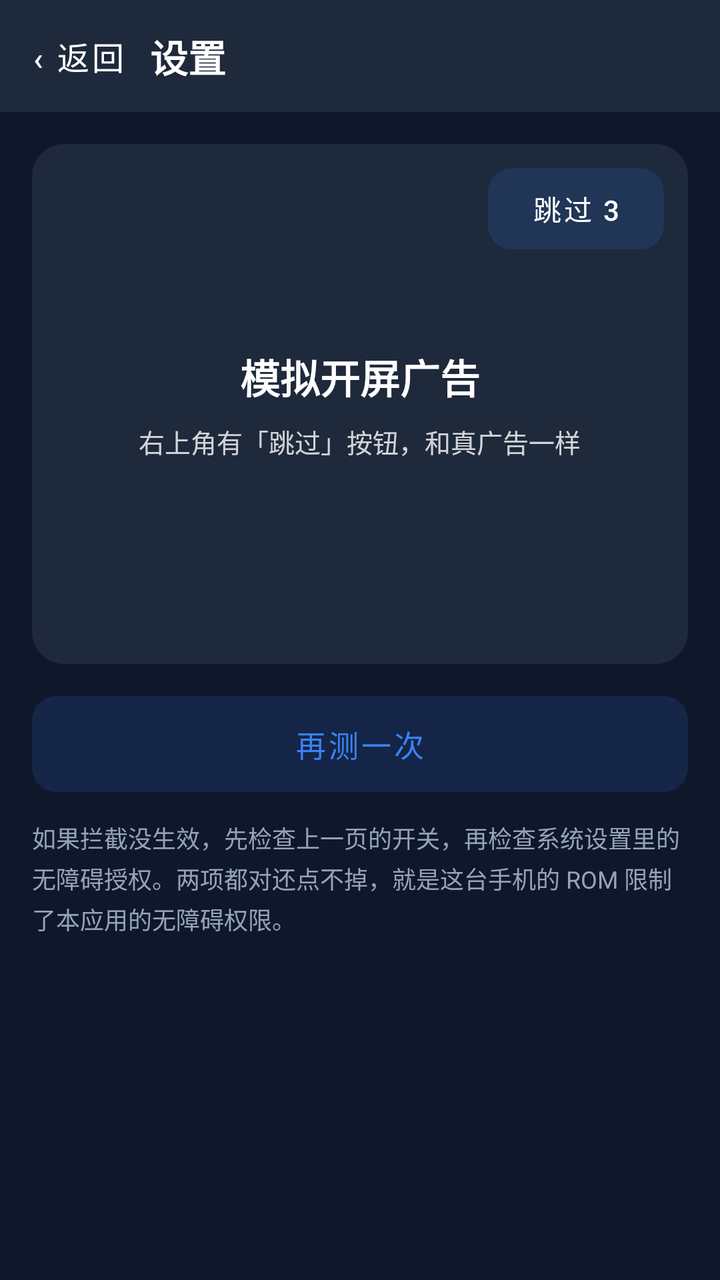
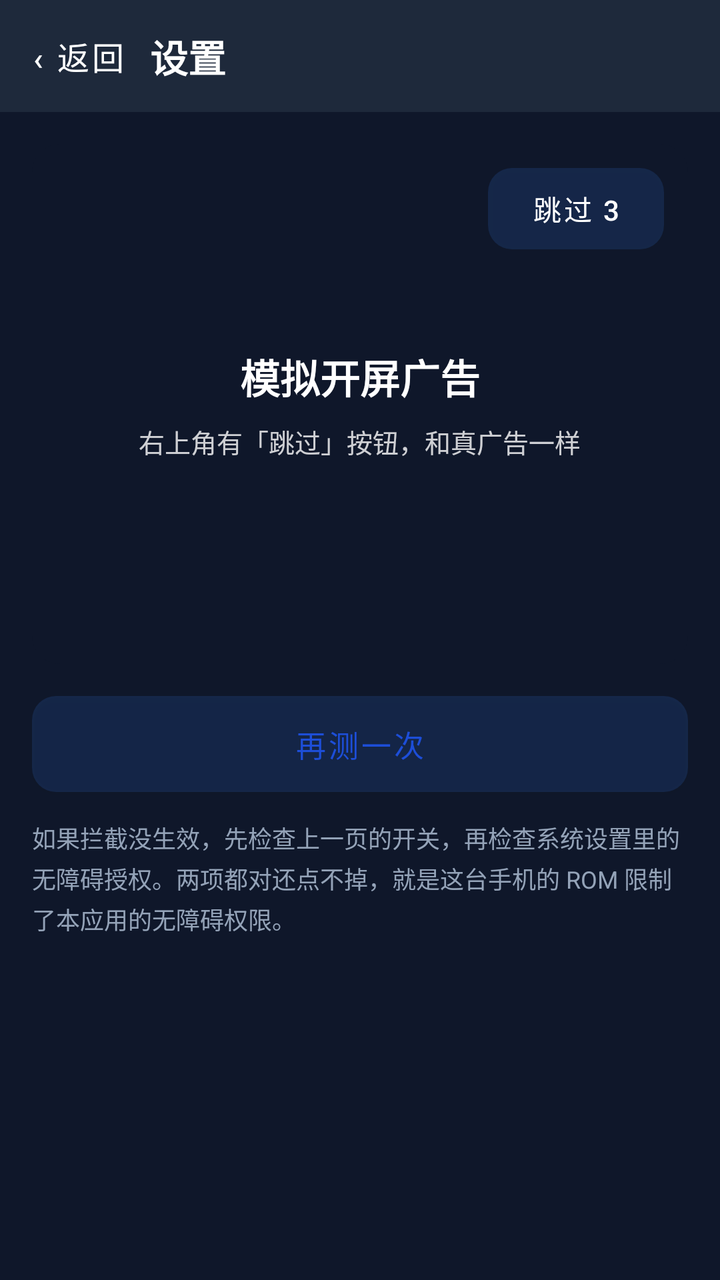

Screens rendered from an Android XML layout before and after an edit, with the pre-edit source and the edit as a unified diff.
<!-- AndroidManifest.xml: application theme Theme.AntiFraudGuard -->
<!-- res/layout/activity_ad_skip_test.xml -->
<?xml version="1.0" encoding="utf-8"?>
<LinearLayout xmlns:android="http://schemas.android.com/apk/res/android"
    android:layout_width="match_parent"
    android:layout_height="match_parent"
    android:orientation="vertical"
    android:background="?attr/appBg">

    <include
        android:id="@+id/topbar"
        layout="@layout/layout_settings_topbar" />

    <ScrollView
        android:layout_width="match_parent"
        android:layout_height="0dp"
        android:layout_weight="1">

        <LinearLayout
            android:layout_width="match_parent"
            android:layout_height="wrap_content"
            android:orientation="vertical"
            android:padding="16dp"
            android:paddingBottom="32dp">

            
            <FrameLayout
                android:layout_width="match_parent"
                android:layout_height="260dp"
                android:background="@drawable/bg_card_dark">

                <LinearLayout
                    android:layout_width="match_parent"
                    android:layout_height="match_parent"
                    android:gravity="center"
                    android:orientation="vertical">

                    <TextView
                        android:layout_width="wrap_content"
                        android:layout_height="wrap_content"
                        android:text="模拟开屏广告"
                        android:textColor="#FFFFFF"
                        android:textSize="20sp"
                        android:textStyle="bold" />

                    <TextView
                        android:layout_width="wrap_content"
                        android:layout_height="wrap_content"
                        android:layout_marginTop="8dp"
                        android:text="右上角有「跳过」按钮，和真广告一样"
                        android:textColor="#CCFFFFFF"
                        android:textSize="13sp" />
                </LinearLayout>

                <Button
                    android:id="@+id/btn_skip"
                    android:layout_width="wrap_content"
                    android:layout_height="wrap_content"
                    android:layout_gravity="top|end"
                    android:layout_margin="12dp"
                    android:background="@drawable/bg_btn_tonal"
                    android:minHeight="40dp"
                    android:paddingHorizontal="16dp"
                    android:text="跳过 3"
                    android:textColor="#FFFFFF"
                    android:textSize="14sp" />
            </FrameLayout>

            <TextView
                android:id="@+id/tv_result"
                android:layout_width="match_parent"
                android:layout_height="wrap_content"
                android:layout_marginTop="16dp"
                android:lineSpacingExtra="4dp"
                android:textColor="?attr/appText"
                android:textSize="14sp"
                android:visibility="gone" />

            <Button
                android:id="@+id/btn_retry"
                android:layout_width="match_parent"
                android:layout_height="48dp"
                android:layout_marginTop="16dp"
                android:background="@drawable/bg_btn_tonal"
                android:text="再测一次"
                android:textColor="#3B82F6"
                android:textSize="15sp" />

            <TextView
                android:layout_width="match_parent"
                android:layout_height="wrap_content"
                android:layout_marginTop="14dp"
                android:lineSpacingExtra="3dp"
                android:text="如果拦截没生效，先检查上一页的开关，再检查系统设置里的无障碍授权。两项都对还点不掉，就是这台手机的 ROM 限制了本应用的无障碍权限。"
                android:textColor="?attr/appTextDim"
                android:textSize="12sp" />

        </LinearLayout>
    </ScrollView>
</LinearLayout>
<!-- res/layout/layout_settings_topbar.xml (included above) -->
<?xml version="1.0" encoding="utf-8"?>
<LinearLayout xmlns:android="http://schemas.android.com/apk/res/android"
    android:layout_width="match_parent"
    android:layout_height="56dp"
    android:orientation="horizontal"
    android:gravity="center_vertical"
    android:background="?attr/appCard"
    android:paddingStart="8dp"
    android:paddingEnd="16dp">

    <Button
        android:id="@+id/btn_back"
        android:layout_width="wrap_content"
        android:layout_height="44dp"
        android:minWidth="0dp"
        android:paddingStart="8dp"
        android:paddingEnd="12dp"
        android:background="@android:color/transparent"
        android:text="‹ 返回"
        android:textColor="?attr/appText"
        android:textSize="16sp" />

    <TextView
        android:id="@+id/tv_title"
        android:layout_width="0dp"
        android:layout_height="wrap_content"
        android:layout_weight="1"
        android:ellipsize="end"
        android:singleLine="true"
        android:text="设置"
        android:textColor="?attr/appText"
        android:textSize="19sp"
        android:textStyle="bold" />
</LinearLayout>
<!-- resources referenced by this layout -->
<resources>
  <!-- drawable bg_btn_tonal (drawable) -->
  <?xml version="1.0" encoding="utf-8"?>
  <shape xmlns:android="http://schemas.android.com/apk/res/android" android:shape="rectangle">
      <solid android:color="#263B82F6" />
      <corners android:radius="12dp" />
  </shape>
  <!-- drawable bg_card_dark (drawable) -->
  <?xml version="1.0" encoding="utf-8"?>
  <shape xmlns:android="http://schemas.android.com/apk/res/android" android:shape="rectangle">
      <solid android:color="?attr/appCard" />
      <corners android:radius="16dp" />
  </shape>
  <style name="Theme.AntiFraudGuard" parent="Theme.MaterialComponents.NoActionBar">
          
          <item name="colorPrimary">@color/blue_500</item>
          <item name="colorPrimaryVariant">@color/blue_700</item>
          <item name="colorOnPrimary">@color/white</item>
          
          <item name="colorSecondary">@color/emerald_500</item>
          <item name="colorSecondaryVariant">@color/emerald_700</item>
          <item name="colorOnSecondary">@color/white</item>
  
          <item name="appBg">#0F172A</item>
          <item name="appCard">#1E293B</item>
          <item name="appCardAlt">#26314A</item>
          <item name="appText">#FFFFFF</item>
          <item name="appTextDim">#94A3B8</item>
          <item name="appDivider">#334155</item>
          <item name="appInputBg">#26314A</item>
          <item name="appInputText">#FFFFFF</item>
  
          
          <item name="appDangerBgSoft">#3F1A1E</item>
          <item name="appWarnBgSoft">#3A2E12</item>
          <item name="appWarnTextStrong">#FCD34D</item>
          <item name="appWarnTextDim">#D4B36A</item>
          <item name="appDangerTextStrong">#FCA5A5</item>
          <item name="appDangerTextDim">#DCA9A9</item>
  
          
          <item name="android:statusBarColor">#0F172A</item>
          <item name="android:windowBackground">#0F172A</item>
          <item name="android:navigationBarColor">#0F172A</item>
      </style>
  <color name="blue_500">#3B82F6</color>
  <color name="blue_700">#1D4ED8</color>
  <color name="white">#FFFFFFFF</color>
  <color name="emerald_500">#10B981</color>
  <color name="emerald_700">#047857</color>
</resources>

<!-- the commit's change to res/layout/activity_ad_skip_test.xml (unified diff, before → after) -->
@@ -25,7 +25,7 @@
             <FrameLayout
                 android:layout_width="match_parent"
                 android:layout_height="260dp"
-                android:background="@drawable/bg_card_dark">
+                android:background="@drawable/bg_ad_preview">
 
                 <LinearLayout
                     android:layout_width="match_parent"
@@ -81,7 +81,7 @@
                 android:layout_marginTop="16dp"
                 android:background="@drawable/bg_btn_tonal"
                 android:text="再测一次"
-                android:textColor="#3B82F6"
+                android:textColor="@color/c_accent_blue"
                 android:textSize="15sp" />
 
             <TextView
<!-- resource entries referenced after the edit -->
@@ -1,16 +1,17 @@
 <!-- resources referenced by this layout -->
 <resources>
+  <!-- drawable bg_ad_preview (drawable) -->
+  <?xml version="1.0" encoding="utf-8"?>
+  <shape xmlns:android="http://schemas.android.com/apk/res/android"
+      android:shape="rectangle">
+      <solid android:color="#0F172A" />
+      <corners android:radius="14dp" />
+  </shape>
   <!-- drawable bg_btn_tonal (drawable) -->
   <?xml version="1.0" encoding="utf-8"?>
   <shape xmlns:android="http://schemas.android.com/apk/res/android" android:shape="rectangle">
       <solid android:color="#263B82F6" />
       <corners android:radius="12dp" />
-  </shape>
-  <!-- drawable bg_card_dark (drawable) -->
-  <?xml version="1.0" encoding="utf-8"?>
-  <shape xmlns:android="http://schemas.android.com/apk/res/android" android:shape="rectangle">
-      <solid android:color="?attr/appCard" />
-      <corners android:radius="16dp" />
   </shape>
   <style name="Theme.AntiFraudGuard" parent="Theme.MaterialComponents.NoActionBar">
           
